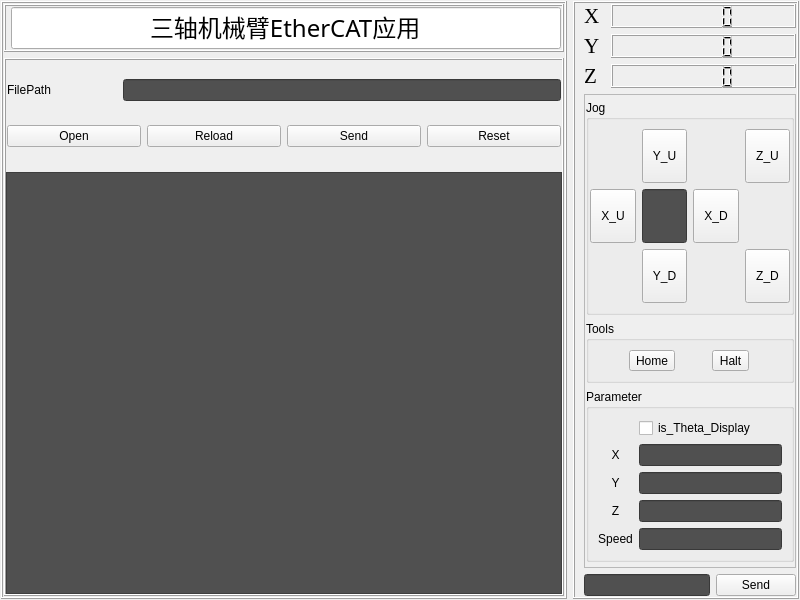
First picture: the form in EtherCAT_GUI/Plugins_src/Control_plugins/Form_ControlTab.ui, repository GreatCong/GUI_EC, before the edit.
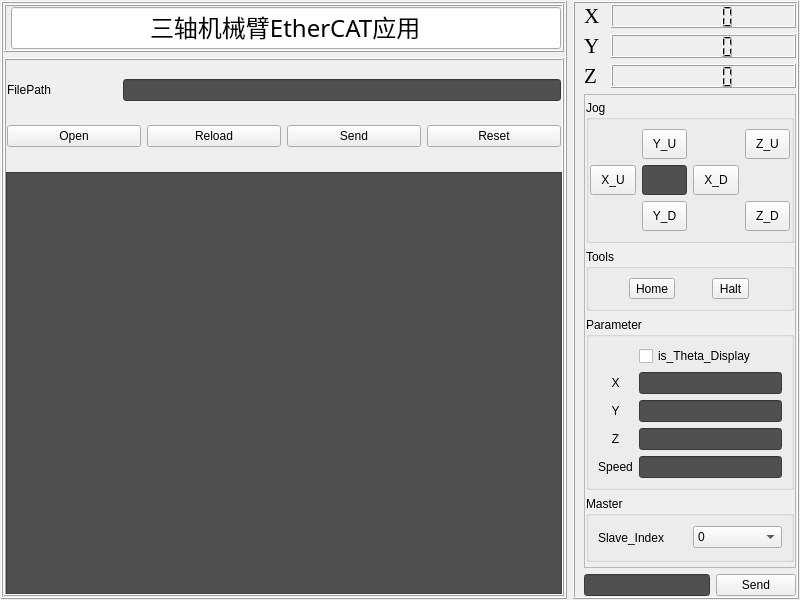
Second picture: the form after the edit. Icons and pictures are not drawn.

```diff
--- a/EtherCAT_GUI/Plugins_src/Control_plugins/Form_ControlTab.ui
+++ b/EtherCAT_GUI/Plugins_src/Control_plugins/Form_ControlTab.ui
@@ -329,7 +329,7 @@
            <height>467</height>
           </rect>
          </property>
-         <layout class="QVBoxLayout" name="verticalLayout_4">
+         <layout class="QVBoxLayout" name="verticalLayout_4" stretch="1,2">
           <property name="leftMargin">
            <number>1</number>
           </property>
@@ -706,6 +706,31 @@
             </layout>
            </widget>
           </item>
+          <item>
+           <widget class="QGroupBox" name="groupBox_Master">
+            <property name="title">
+             <string>Master</string>
+            </property>
+            <layout class="QHBoxLayout" name="horizontalLayout_8">
+             <item>
+              <widget class="QLabel" name="label_9">
+               <property name="text">
+                <string>Slave_Index</string>
+               </property>
+              </widget>
+             </item>
+             <item>
+              <widget class="QComboBox" name="comboBox_SlaveIndex">
+               <item>
+                <property name="text">
+                 <string>0</string>
+                </property>
+               </item>
+              </widget>
+             </item>
+            </layout>
+           </widget>
+          </item>
          </layout>
         </widget>
        </widget>
```
Left out of the diff: 14 changed lines with no effect on the pictures.
